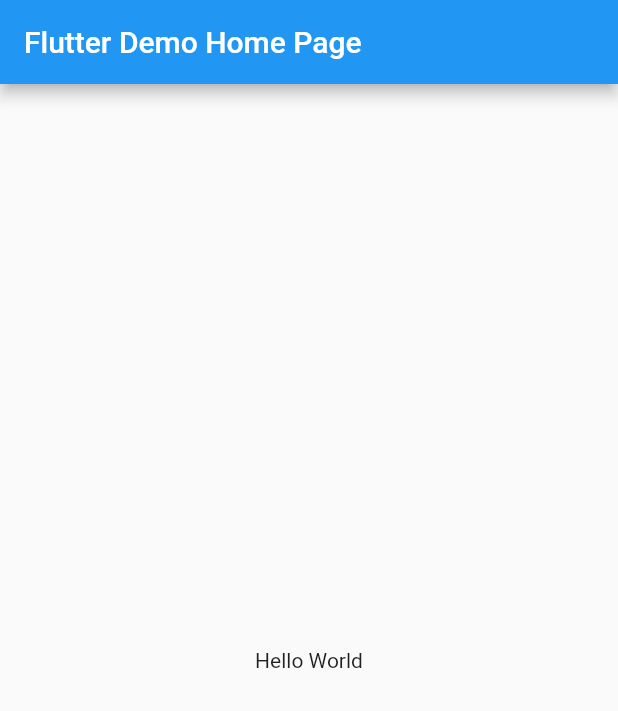
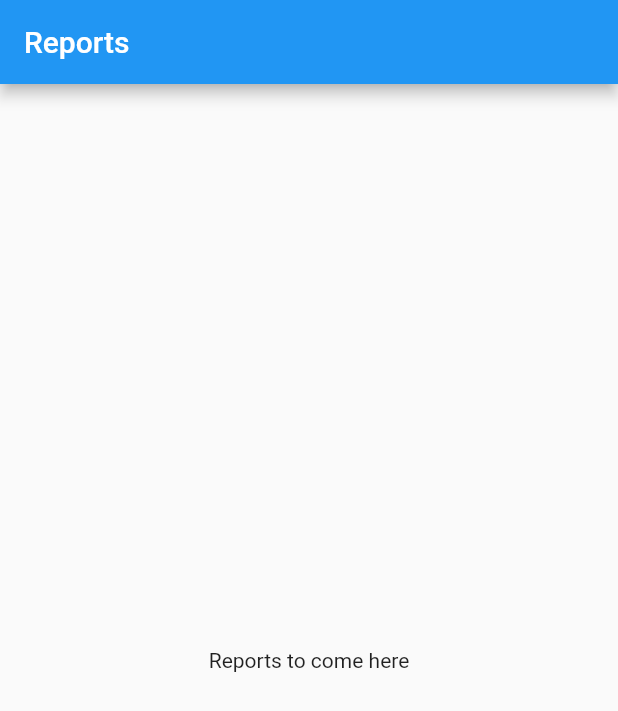
Before and after one commit to novizco-infotech/qktrade_app, a Flutter app: the screen it shows after launch, on a phone screen of 412 x 824 dp. Shown: the top 711 px of the screen. Run offline on Flutter 3.47's test engine with Material 2 defaults, Android fonts, the phone set to English and light mode, and no system bars; our stand-ins replace flutter_bloc, hydrated_bloc.

Commit message:
new directories

```diff
--- /dev/null
+++ b/lib/blocs/bloc_exports.dart
@@ -0,0 +1,2 @@
+export 'package:flutter_bloc/flutter_bloc.dart';
+export 'package:hydrated_bloc/hydrated_bloc.dart';
--- a/lib/main.dart
+++ b/lib/main.dart
@@ -1,4 +1,5 @@
 import 'package:flutter/material.dart';
+import 'package:qktrade_app/screens/reports/reports_tab_screen.dart';
 
 void main() {
   runApp(const MyApp());
@@ -13,30 +14,7 @@
       theme: ThemeData(
         primarySwatch: Colors.blue,
       ),
-      home: const MyHomePage(title: 'Flutter Demo Home Page'),
+      home: ReportsTabScreen(),
     );
   }
 }
-
-class MyHomePage extends StatefulWidget {
-  const MyHomePage({super.key, required this.title});
-
-  final String title;
-
-  @override
-  State<MyHomePage> createState() => _MyHomePageState();
-}
-
-class _MyHomePageState extends State<MyHomePage> {
-  @override
-  Widget build(BuildContext context) {
-    return Scaffold(
-      appBar: AppBar(
-        title: Text(widget.title),
-      ),
-      body: const Center(
-        child: Text('Hello World'),
-      ),
-    );
-  }
-}
--- /dev/null
+++ b/lib/screens/reports/reports_tab_screen.dart
@@ -0,0 +1,22 @@
+import 'package:flutter/material.dart';
+
+class ReportsTabScreen extends StatefulWidget {
+  const ReportsTabScreen({super.key});
+
+  @override
+  State<ReportsTabScreen> createState() => _ReportsTabScreenState();
+}
+
+class _ReportsTabScreenState extends State<ReportsTabScreen> {
+  @override
+  Widget build(BuildContext context) {
+    return Scaffold(
+      appBar: AppBar(
+        title: Text('Reports'),
+      ),
+      body: const Center(
+        child: Text('Reports to come here'),
+      ),
+    );
+  }
+}
```
Also changed, not shown: lib/services/app_theme.dart (added, +58 -0 lines), pubspec.yaml (+7 -12 lines), pubspec.lock, 10 other files.
